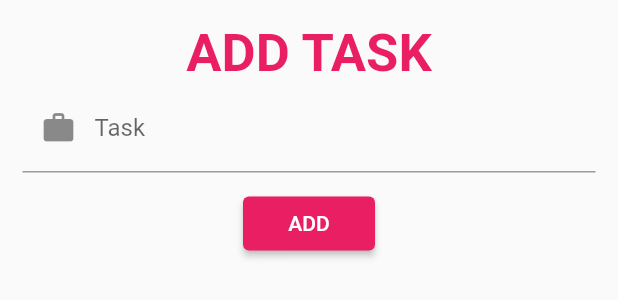
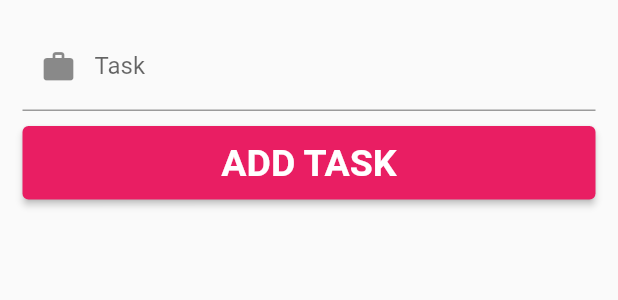
Before and after one commit to imjaya03/todoey, a Flutter app: the AddTask widget shown alone on an empty page, opened directly, on a phone screen of 412 x 824 dp. Shown: the top 300 px of the screen. Run offline on Flutter 3.47's test engine with Material 2 defaults, Android fonts, the phone set to English and light mode, and no system bars; our stand-ins replace sqflite; accounts and stored records are empty.

Commit message:
add_task widget updated

```diff
--- a/lib/app/widgets/add_task.dart
+++ b/lib/app/widgets/add_task.dart
@@ -8,7 +8,8 @@ class AddTask extends StatefulWidget {
 }
 
 class _AddTaskState extends State<AddTask> {
-  String _title;
+  String _title = '';
+
   final _formKey = GlobalKey();
   @override
   Widget build(BuildContext context) {
@@ -20,14 +21,6 @@ class _AddTaskState extends State<AddTask> {
           key: _formKey,
           child: Column(
             children: <Widget>[
-              Text(
-                'Add Task'.toUpperCase(),
-                textAlign: TextAlign.center,
-                style: TextStyle(
-                    fontSize: 35,
-                    fontWeight: FontWeight.bold,
-                    color: Theme.of(context).primaryColor),
-              ),
               TextFormField(
                 decoration: InputDecoration(
                   // border: OutlineInputBorder(),
@@ -49,7 +42,18 @@ class _AddTaskState extends State<AddTask> {
                   taskBloc.insert(title: _title.trim());
                   Navigator.of(context).pop();
                 },
-                child: Text('ADD'),
+                child: Container(
+                  padding: EdgeInsets.symmetric(vertical: 10),
+                  width: double.infinity,
+                  child: Text(
+                    'ADD TASK'.toUpperCase(),
+                    textAlign: TextAlign.center,
+                    style: TextStyle(
+                      fontSize: 25,
+                      fontWeight: FontWeight.bold,
+                    ),
+                  ),
+                ),
               ),
             ],
           ),
--- a/lib/main.dart
+++ b/lib/main.dart
@@ -2,5 +2,5 @@ import 'package:flutter/material.dart';
 import 'package:todoey/app/app.dart';
 
 void main() async {
-  runApp(App());
+   runApp(App());
 }
```
